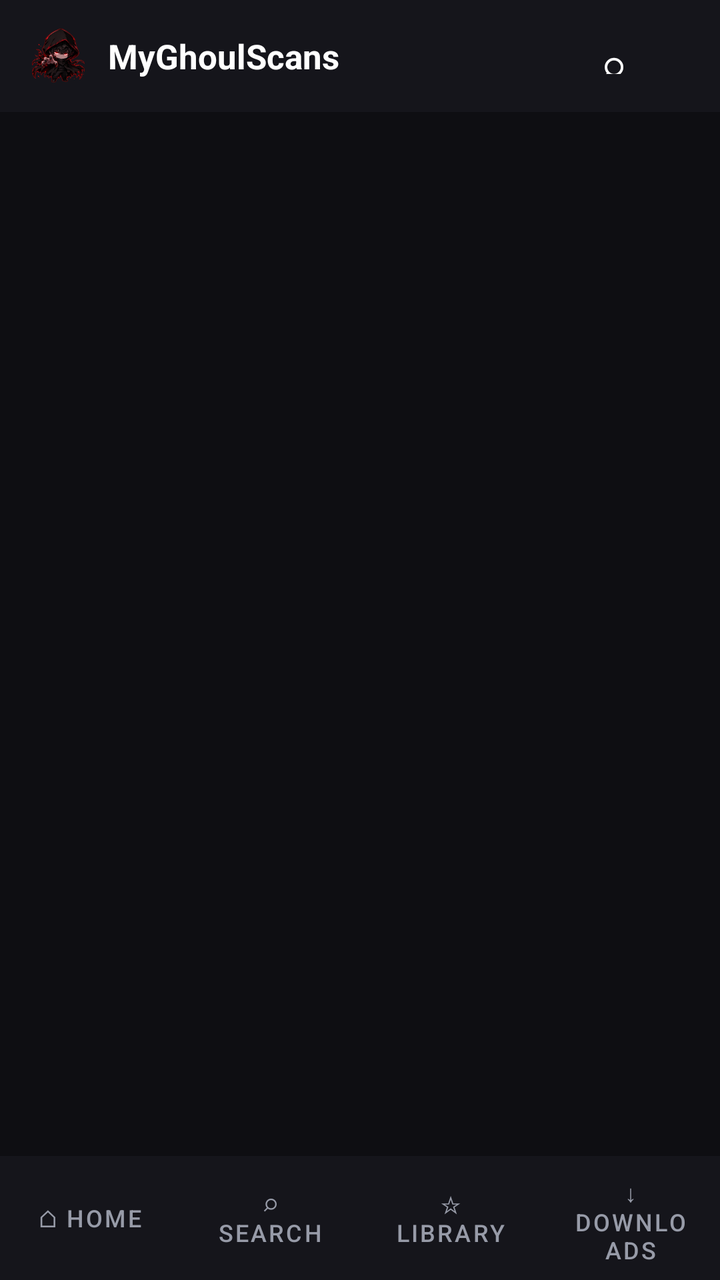
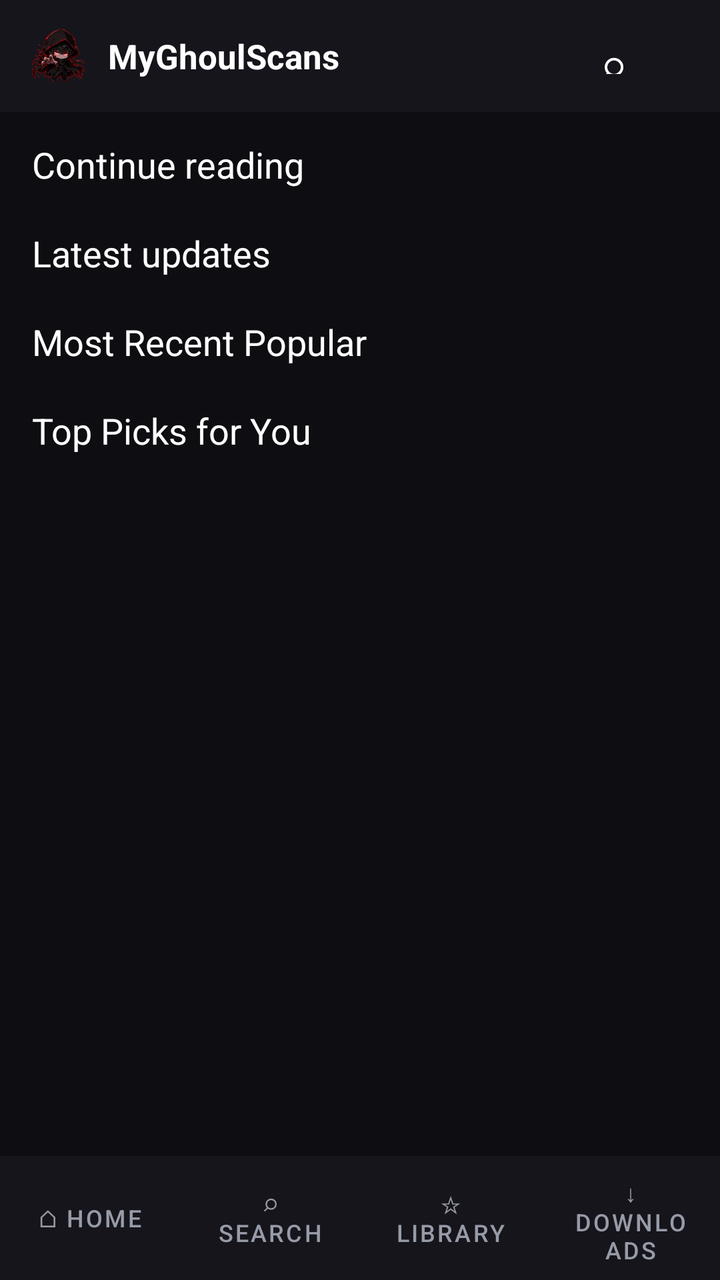

The first picture is an Android layout as it rendered before a commit; the second is the same layout after the commit. The layout source and the unified diff follow.
<!-- AndroidManifest.xml: application theme Theme.MyGhoulScans -->
<!-- res/layout/activity_home.xml -->
<?xml version="1.0" encoding="utf-8"?>
<LinearLayout xmlns:android="http://schemas.android.com/apk/res/android"
    android:orientation="vertical"
    android:layout_width="match_parent"
    android:layout_height="match_parent"
    android:background="@color/mgs_bg">

    <LinearLayout
        android:orientation="horizontal"
        android:layout_width="match_parent"
        android:layout_height="56dp"
        android:background="@color/mgs_panel"
        android:gravity="center_vertical"
        android:paddingStart="14dp"
        android:paddingEnd="10dp">

        <ImageView
            android:layout_width="30dp"
            android:layout_height="30dp"
            android:src="@mipmap/ic_launcher"
            android:contentDescription="Logo" />

        <TextView
            android:layout_width="0dp"
            android:layout_height="wrap_content"
            android:layout_weight="1"
            android:layout_marginStart="10dp"
            android:text="MyGhoulScans"
            android:textColor="@color/white"
            android:textStyle="bold"
            android:textSize="17sp" />

        <Button
            android:id="@+id/homeSearch"
            android:layout_width="wrap_content"
            android:layout_height="38dp"
            android:text="⌕"
            android:textSize="20sp"
            android:textColor="@color/white"
            android:background="?android:attr/selectableItemBackground" />
    </LinearLayout>

    <ScrollView
        android:layout_width="match_parent"
        android:layout_height="0dp"
        android:layout_weight="1">

        <LinearLayout
            android:orientation="vertical"
            android:layout_width="match_parent"
            android:layout_height="wrap_content"
            android:paddingBottom="16dp">

            <TextView
                android:id="@+id/continueHead"
                android:text="Continue reading"
                android:textColor="@color/white"
                android:textSize="18sp"
                android:paddingStart="16dp"
                android:paddingTop="14dp"
                android:paddingBottom="6dp" />
            <HorizontalScrollView
                android:layout_width="match_parent"
                android:layout_height="wrap_content"
                android:scrollbars="none">
                <LinearLayout android:id="@+id/continueRow" android:orientation="horizontal"
                    android:layout_width="wrap_content" android:layout_height="wrap_content"
                    android:paddingStart="6dp" android:paddingEnd="6dp" />
            </HorizontalScrollView>

            <TextView android:text="Latest updates" android:textColor="@color/white"
                android:textSize="18sp" android:paddingStart="16dp" android:paddingTop="14dp" android:paddingBottom="6dp" />
            <HorizontalScrollView android:layout_width="match_parent" android:layout_height="wrap_content" android:scrollbars="none">
                <LinearLayout android:id="@+id/latestRow" android:orientation="horizontal"
                    android:layout_width="wrap_content" android:layout_height="wrap_content"
                    android:paddingStart="6dp" android:paddingEnd="6dp" />
            </HorizontalScrollView>

            <TextView android:text="Most Recent Popular" android:textColor="@color/white"
                android:textSize="18sp" android:paddingStart="16dp" android:paddingTop="14dp" android:paddingBottom="6dp" />
            <HorizontalScrollView android:layout_width="match_parent" android:layout_height="wrap_content" android:scrollbars="none">
                <LinearLayout android:id="@+id/popularRow" android:orientation="horizontal"
                    android:layout_width="wrap_content" android:layout_height="wrap_content"
                    android:paddingStart="6dp" android:paddingEnd="6dp" />
            </HorizontalScrollView>

            <TextView android:text="Top Picks for You" android:textColor="@color/white"
                android:textSize="18sp" android:paddingStart="16dp" android:paddingTop="14dp" android:paddingBottom="6dp" />
            <HorizontalScrollView android:layout_width="match_parent" android:layout_height="wrap_content" android:scrollbars="none">
                <LinearLayout android:id="@+id/picksRow" android:orientation="horizontal"
                    android:layout_width="wrap_content" android:layout_height="wrap_content"
                    android:paddingStart="6dp" android:paddingEnd="6dp" />
            </HorizontalScrollView>
        </LinearLayout>
    </ScrollView>

    <include layout="@layout/bottom_nav" />
</LinearLayout>
<!-- res/layout/bottom_nav.xml (included above) -->
<?xml version="1.0" encoding="utf-8"?>
<LinearLayout xmlns:android="http://schemas.android.com/apk/res/android"
    android:id="@+id/bottomBar"
    android:orientation="horizontal"
    android:layout_width="match_parent"
    android:layout_height="62dp"
    android:background="@color/mgs_panel"
    android:baselineAligned="false">

    <Button android:id="@+id/navHome" android:layout_width="0dp" android:layout_height="match_parent"
        android:layout_weight="1" android:text="⌂ Home" android:textSize="12sp"
        android:textColor="@color/mgs_muted" android:background="?android:attr/selectableItemBackground" />
    <Button android:id="@+id/navSearch" android:layout_width="0dp" android:layout_height="match_parent"
        android:layout_weight="1" android:text="⌕ Search" android:textSize="12sp"
        android:textColor="@color/mgs_muted" android:background="?android:attr/selectableItemBackground" />
    <Button android:id="@+id/navLibrary" android:layout_width="0dp" android:layout_height="match_parent"
        android:layout_weight="1" android:text="☆ Library" android:textSize="12sp"
        android:textColor="@color/mgs_muted" android:background="?android:attr/selectableItemBackground" />
    <Button android:id="@+id/navDownloads" android:layout_width="0dp" android:layout_height="match_parent"
        android:layout_weight="1" android:text="↓ Downloads" android:textSize="12sp"
        android:textColor="@color/mgs_muted" android:background="?android:attr/selectableItemBackground" />
</LinearLayout>
<!-- resources referenced by this layout -->
<resources>
  <color name="mgs_bg">#FF0E0E12</color>
  <color name="mgs_muted">#FF979BA8</color>
  <color name="mgs_panel">#FF15151B</color>
  <color name="white">#FFFFFFFF</color>
  <!-- mipmap ic_launcher (drawable) -->
  <?xml version="1.0" encoding="utf-8"?>
  <vector xmlns:android="http://schemas.android.com/apk/res/android"
      android:width="48dp"
      android:height="48dp"
      android:viewportWidth="48"
      android:viewportHeight="48">
      <path
          android:fillColor="#6200EE"
          android:pathData="M24,2L4,22v22l20,-22z"/>
      <path
          android:fillColor="#3700B3"
          android:pathData="M24,26l20,-4v4l-20,4z"/>
      <path
          android:fillColor="#FFFFFF"
          android:pathData="M24,18a6,6 0 1,1 0,12a6,6 0 1,1 0,-12"/>
  </vector>
  <style name="Theme.MyGhoulScans" parent="Theme.MaterialComponents.DayNight.NoActionBar">
          
          <item name="colorPrimary">@color/mgs_accent</item>
          <item name="colorPrimaryVariant">@color/mgs_accent</item>
          <item name="colorOnPrimary">@color/white</item>
          
          <item name="colorSecondary">@color/mgs_accent</item>
          <item name="colorSecondaryVariant">@color/mgs_accent</item>
          <item name="colorOnSecondary">@color/white</item>
          
          <item name="android:statusBarColor">@color/mgs_bg</item>
          <item name="android:windowBackground">@color/mgs_bg</item>
          <item name="android:textColorPrimary">@color/white</item>
          
      </style>
  <color name="mgs_accent">#FFE11D2E</color>
</resources>

<!-- the commit's change to res/layout/activity_home.xml (unified diff, before → after) -->
@@ -56,6 +56,8 @@
                 android:text="Continue reading"
                 android:textColor="@color/white"
                 android:textSize="18sp"
+                android:layout_width="match_parent"
+                android:layout_height="wrap_content"
                 android:paddingStart="16dp"
                 android:paddingTop="14dp"
                 android:paddingBottom="6dp" />
@@ -69,7 +71,8 @@
             </HorizontalScrollView>
 
             <TextView android:text="Latest updates" android:textColor="@color/white"
-                android:textSize="18sp" android:paddingStart="16dp" android:paddingTop="14dp" android:paddingBottom="6dp" />
+                android:textSize="18sp" android:layout_width="match_parent" android:layout_height="wrap_content"
+                android:paddingStart="16dp" android:paddingTop="14dp" android:paddingBottom="6dp" />
             <HorizontalScrollView android:layout_width="match_parent" android:layout_height="wrap_content" android:scrollbars="none">
                 <LinearLayout android:id="@+id/latestRow" android:orientation="horizontal"
                     android:layout_width="wrap_content" android:layout_height="wrap_content"
@@ -77,7 +80,8 @@
             </HorizontalScrollView>
 
             <TextView android:text="Most Recent Popular" android:textColor="@color/white"
-                android:textSize="18sp" android:paddingStart="16dp" android:paddingTop="14dp" android:paddingBottom="6dp" />
+                android:textSize="18sp" android:layout_width="match_parent" android:layout_height="wrap_content"
+                android:paddingStart="16dp" android:paddingTop="14dp" android:paddingBottom="6dp" />
             <HorizontalScrollView android:layout_width="match_parent" android:layout_height="wrap_content" android:scrollbars="none">
                 <LinearLayout android:id="@+id/popularRow" android:orientation="horizontal"
                     android:layout_width="wrap_content" android:layout_height="wrap_content"
@@ -85,7 +89,8 @@
             </HorizontalScrollView>
 
             <TextView android:text="Top Picks for You" android:textColor="@color/white"
-                android:textSize="18sp" android:paddingStart="16dp" android:paddingTop="14dp" android:paddingBottom="6dp" />
+                android:textSize="18sp" android:layout_width="match_parent" android:layout_height="wrap_content"
+                android:paddingStart="16dp" android:paddingTop="14dp" android:paddingBottom="6dp" />
             <HorizontalScrollView android:layout_width="match_parent" android:layout_height="wrap_content" android:scrollbars="none">
                 <LinearLayout android:id="@+id/picksRow" android:orientation="horizontal"
                     android:layout_width="wrap_content" android:layout_height="wrap_content"
